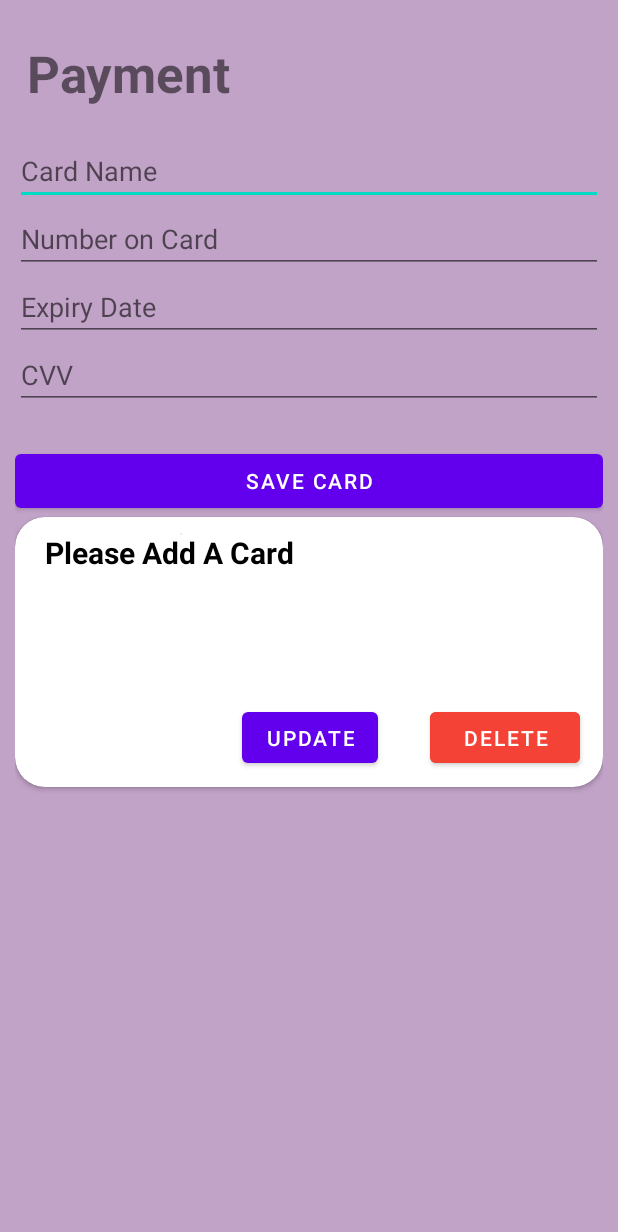
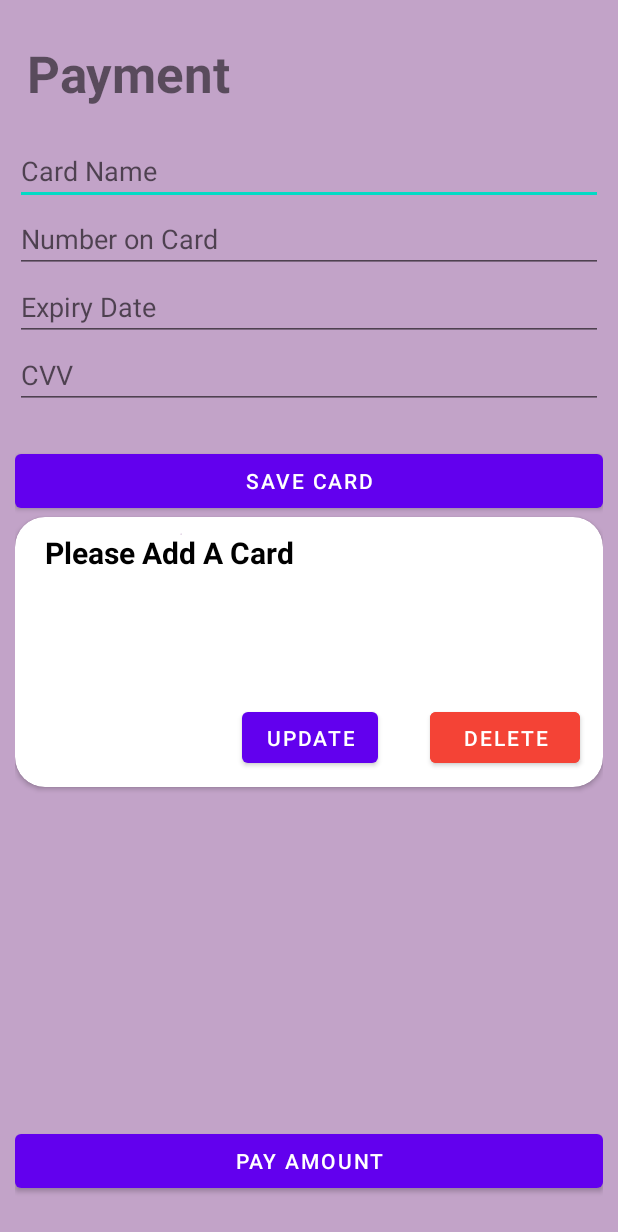
Before and after one commit to HashiniHerath/ape_dewal, an Android app: the PaymentUpdate screen opened directly, with no data from a screen before it, after a tap on "UPDATE CARD", on a phone screen of 412 x 824 dp. Shown: the top 1232 px of the screen. Run offline under Robolectric (Android 15) with nearby library versions, the phone set to English and light mode, and no system bars; our stand-ins replace Firebase (no records; nobody signed in at launch, a user with empty details on screens opened directly); 1 statement that could not run was skipped.

Commit message:
All Cruds Completed

```diff
--- a/app/src/main/java/com/example/apedeapp/CheckOutPage.kt
+++ b/app/src/main/java/com/example/apedeapp/CheckOutPage.kt
@@ -5,8 +5,10 @@ import android.content.Intent
 import androidx.appcompat.app.AppCompatActivity
 import android.os.Bundle
 import android.text.Editable
+import android.view.View
 import android.widget.Button
 import android.widget.EditText
+import android.widget.ProgressBar
 import android.widget.TextView
 import android.widget.Toast
 import com.google.firebase.auth.FirebaseAuth
@@ -28,6 +30,11 @@ class CheckOutPage : AppCompatActivity() {
 
     private lateinit var saveCard: Button
     private lateinit var deleteCard: Button
+    private lateinit var updateCard: Button
+
+    private lateinit var buttonPay: Button
+
+    private lateinit var pb: ProgressBar
 
     private var db = Firebase.firestore
     private lateinit var auth: FirebaseAuth
@@ -50,8 +57,18 @@ class CheckOutPage : AppCompatActivity() {
         textCardExpire = findViewById(R.id.ex)
         textCardCVV = findViewById(R.id.cvv)
 
+        pb = findViewById(R.id.progressBar5)
+
         saveCard = findViewById(R.id.button19)
         deleteCard = findViewById(R.id.button2)
+        updateCard = findViewById(R.id.button5)
+
+        buttonPay = findViewById(R.id.button)
+
+        pb.visibility = View.INVISIBLE
+
+        val t = intent.getStringExtra("totalPrice").toString().toEditable()
+
 
         saveCard.setOnClickListener {
 
@@ -130,6 +147,52 @@ class CheckOutPage : AppCompatActivity() {
                     Toast.makeText(this,"Failed!", Toast.LENGTH_SHORT).show()
                 }
         }
+
+        updateCard.setOnClickListener {
+            val intent = Intent(this, PaymentUpdate::class.java)
+            this.startActivity(intent)
+        }
+
+        buttonPay.setOnClickListener {
+
+            pb.visibility = View.VISIBLE
+
+            if (textCardNumber.text == ""){
+                Toast.makeText(this, "Please Add A Card", Toast.LENGTH_SHORT).show()
+            }
+            else{
+
+                val userID = auth.currentUser?.uid.toString()
+
+                pb.visibility = View.VISIBLE
+
+                val db = FirebaseFirestore.getInstance()
+                val parentDocRef = db.collection("cart").document(userID)
+                val subCollectionRef = parentDocRef.collection("singleUser")
+
+                subCollectionRef.get()
+                    .addOnSuccessListener { querySnapshot ->
+                        for (document in querySnapshot) {
+                            document.reference.delete()
+
+                            pb.visibility = View.INVISIBLE
+                            Toast.makeText(this, "Payment Success!", Toast.LENGTH_SHORT).show()
+
+                            val intent = Intent(this, PaymentSuccess::class.java)
+                            startActivity(intent)
+                            finish()
+                        }
+
+                    }
+                    .addOnFailureListener {
+                        pb.visibility = View.INVISIBLE
+                        Toast.makeText(this, "Payment Failed! Try Again!", Toast.LENGTH_SHORT).show()
+
+                    }
+
+            }
+        }
+
     }
 
     fun String.toEditable(): Editable =  Editable.Factory.getInstance().newEditable(this)
--- a/app/src/main/java/com/example/apedeapp/PaymentUpdate.kt
+++ b/app/src/main/java/com/example/apedeapp/PaymentUpdate.kt
@@ -4,6 +4,7 @@ import android.annotation.SuppressLint
 import android.content.Intent
 import androidx.appcompat.app.AppCompatActivity
 import android.os.Bundle
+import android.text.Editable
 import android.widget.Button
 import android.widget.EditText
 import android.widget.Toast
@@ -39,6 +40,38 @@ class PaymentUpdate : AppCompatActivity() {
 
         updateCard = findViewById(R.id.button19)
 
+        db.collection("payments").document(auth.currentUser!!.uid).collection("userCardDetails").document(auth.currentUser!!.uid)
+            .get()
+            .addOnSuccessListener {
+
+                if (it != null) {
+                    val textCardNumberU = it.data?.get("cardNumber")?.toString()
+                    val textCardNameU = it.data?.get("cardName")?.toString()
+                    val textCardExU = it.data?.get("cardEx")?.toString()
+                    val textCardCVVU = it.data?.get("cardCVV")?.toString()
+
+
+                    if (textCardNumberU != null) {
+                        cardName.text = textCardNumberU.toEditable()
+                    }
+                    if (textCardNameU != null) {
+                        cardNumber.text = textCardNameU.toEditable()
+                    }
+                    if (textCardExU != null) {
+                        cardExpire.text = textCardExU.toEditable()
+                    }
+                    if (textCardCVVU != null) {
+                        cardCVV.text = textCardCVVU.toEditable()
+                    }
+
+
+                }
+                Toast.makeText(this, "Success", Toast.LENGTH_SHORT).show()
+            }
+            .addOnFailureListener{
+                Toast.makeText(this, "Failed", Toast.LENGTH_SHORT).show()
+            }
+
         updateCard.setOnClickListener {
 
             val userID = auth.currentUser?.uid.toString()
@@ -67,4 +100,6 @@ class PaymentUpdate : AppCompatActivity() {
                 }
         }
     }
+    fun String.toEditable(): Editable =  Editable.Factory.getInstance().newEditable(this)
+
 }
--- a/app/src/main/res/layout/activity_check_out_page.xml
+++ b/app/src/main/res/layout/activity_check_out_page.xml
@@ -82,6 +82,7 @@
         app:layout_constraintTop_toBottomOf="@+id/editTextTextPersonName24" />
 
     <androidx.cardview.widget.CardView
+        android:id="@+id/cardView"
         android:layout_width="match_parent"
         android:layout_height="180dp"
         android:backgroundTint="@color/white"
@@ -106,7 +107,6 @@
                 android:textColor="@color/black"
                 android:textSize="20dp"
                 android:textStyle="bold" />
-
 
 
             <TextView
@@ -146,9 +146,9 @@
                 android:layout_width="wrap_content"
                 android:layout_height="wrap_content"
                 android:layout_below="@+id/cardName"
+                android:layout_alignParentStart="true"
                 android:layout_marginStart="10dp"
                 android:layout_marginTop="0dp"
-                android:layout_alignParentStart="true"
                 android:text="" />
 
             <TextView
@@ -156,8 +156,8 @@
                 android:layout_width="wrap_content"
                 android:layout_height="wrap_content"
                 android:layout_below="@id/ex"
+                android:layout_alignParentStart="true"
                 android:layout_marginStart="10dp"
-                android:layout_alignParentStart="true"
                 android:text="" />
 
             <TextView
@@ -165,9 +165,9 @@
                 android:layout_width="wrap_content"
                 android:layout_height="wrap_content"
                 android:layout_below="@id/number"
+                android:layout_alignParentStart="true"
                 android:layout_marginStart="10dp"
-                android:text=""
-                android:layout_alignParentStart="true"/>
+                android:text="" />
 
 
         </RelativeLayout>
@@ -175,4 +175,25 @@
 
     </androidx.cardview.widget.CardView>
 
+    <Button
+        android:id="@+id/button"
+        android:layout_width="match_parent"
+        android:layout_height="wrap_content"
+        android:layout_marginBottom="16dp"
+        android:text="Pay Amount"
+        app:layout_constraintBottom_toBottomOf="parent"
+        app:layout_constraintEnd_toEndOf="parent"
+        app:layout_constraintHorizontal_bias="0.498"
+        app:layout_constraintStart_toStartOf="parent" />
+
+    <ProgressBar
+        android:id="@+id/progressBar5"
+        style="?android:attr/progressBarStyle"
+        android:layout_width="wrap_content"
+        android:layout_height="wrap_content"
+        app:layout_constraintBottom_toTopOf="@+id/button"
+        app:layout_constraintEnd_toEndOf="parent"
+        app:layout_constraintStart_toStartOf="parent"
+        app:layout_constraintTop_toBottomOf="@+id/cardView" />
+
 </androidx.constraintlayout.widget.ConstraintLayout>
```
Also changed, not shown: app/src/main/AndroidManifest.xml (+7 -0 lines), app/src/main/java/com/example/apedeapp/PaymentSuccess.kt (added, +25 -0 lines), app/src/main/res/layout/activity_payment_success.xml (added, +35 -0 lines).
